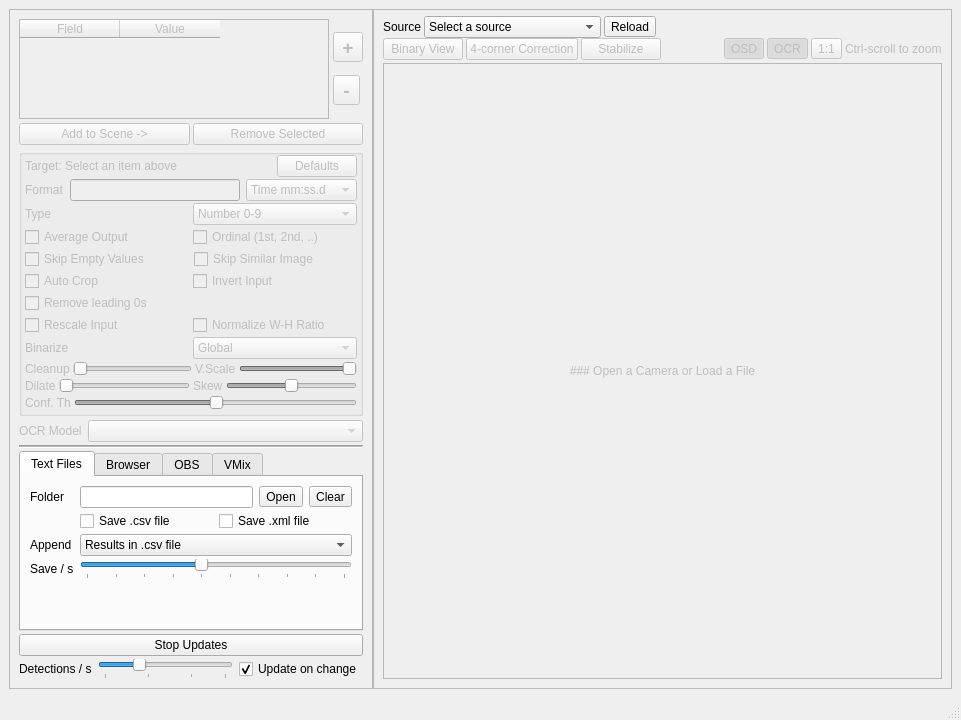
Qt form mainwindow.ui (locaal-ai/scoresight) before a commit.
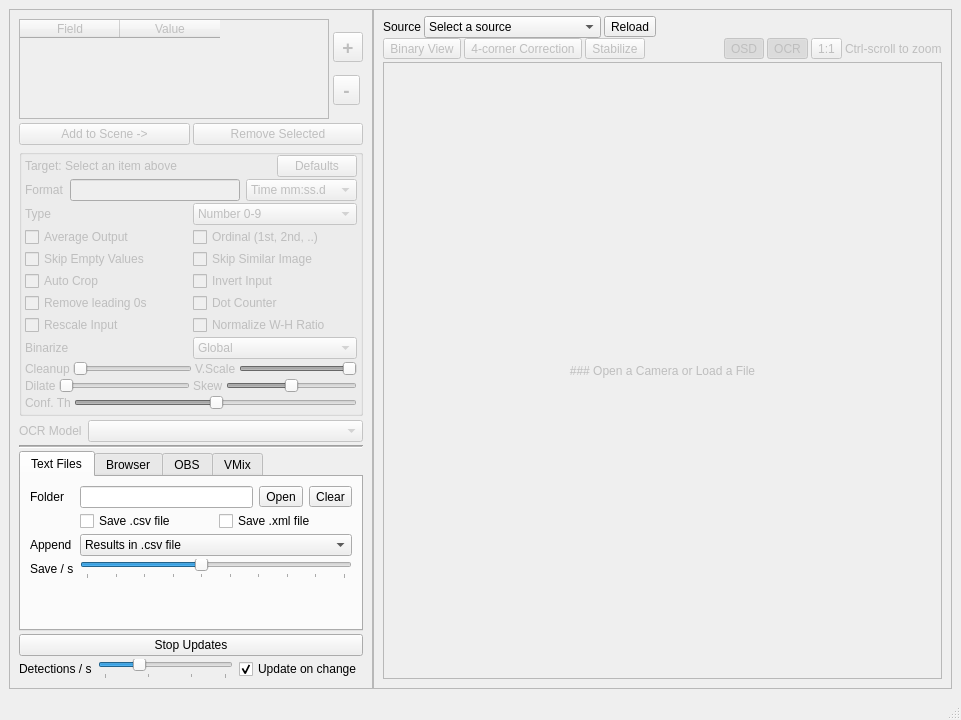
The same form after that commit.

Commit message: chore: Update dot detector settings in UI and storage

```diff
--- a/mainwindow.ui
+++ b/mainwindow.ui
@@ -529,6 +529,9 @@
                 </sizepolicy>
                </property>
                <layout class="QHBoxLayout" name="horizontalLayout_13">
+                <property name="spacing">
+                 <number>3</number>
+                </property>
                 <property name="leftMargin">
                  <number>0</number>
                 </property>
@@ -600,10 +603,41 @@
               </widget>
              </item>
              <item>
-              <widget class="QCheckBox" name="checkBox_removeLeadingZeros">
-               <property name="text">
-                <string>Remove leading 0s</string>
-               </property>
+              <widget class="QWidget" name="widget_22" native="true">
+               <layout class="QHBoxLayout" name="horizontalLayout_25">
+                <property name="spacing">
+                 <number>3</number>
+                </property>
+                <property name="leftMargin">
+                 <number>0</number>
+                </property>
+                <property name="topMargin">
+                 <number>0</number>
+                </property>
+                <property name="rightMargin">
+                 <number>0</number>
+                </property>
+                <property name="bottomMargin">
+                 <number>0</number>
+                </property>
+                <item>
+                 <widget class="QCheckBox" name="checkBox_removeLeadingZeros">
+                  <property name="text">
+                   <string>Remove leading 0s</string>
+                  </property>
+                 </widget>
+                </item>
+                <item>
+                 <widget class="QCheckBox" name="checkBox_dotDetector">
+                  <property name="toolTip">
+                   <string>Count dots/blobs instead of detecting characters</string>
+                  </property>
+                  <property name="text">
+                   <string>Dot Counter</string>
+                  </property>
+                 </widget>
+                </item>
+               </layout>
               </widget>
              </item>
              <item>
@@ -1602,16 +1636,10 @@
            <number>3</number>
           </property>
           <item>
-           <widget class="QPushButton" name="pushButton_binary">
+           <widget class="QToolButton" name="pushButton_binary">
             <property name="enabled">
              <bool>false</bool>
             </property>
-            <property name="sizePolicy">
-             <sizepolicy hsizetype="Fixed" vsizetype="Fixed">
-              <horstretch>0</horstretch>
-              <verstretch>0</verstretch>
-             </sizepolicy>
-            </property>
             <property name="text">
              <string>Binary View</string>
             </property>
@@ -1621,16 +1649,10 @@
            </widget>
           </item>
           <item>
-           <widget class="QPushButton" name="pushButton_fourCorner">
+           <widget class="QToolButton" name="pushButton_fourCorner">
             <property name="enabled">
              <bool>false</bool>
             </property>
-            <property name="sizePolicy">
-             <sizepolicy hsizetype="Fixed" vsizetype="Fixed">
-              <horstretch>0</horstretch>
-              <verstretch>0</verstretch>
-             </sizepolicy>
-            </property>
             <property name="text">
              <string>4-corner Correction</string>
             </property>
@@ -1640,16 +1662,10 @@
            </widget>
           </item>
           <item>
-           <widget class="QPushButton" name="pushButton_stabilize">
+           <widget class="QToolButton" name="pushButton_stabilize">
             <property name="enabled">
              <bool>false</bool>
             </property>
-            <property name="sizePolicy">
-             <sizepolicy hsizetype="Fixed" vsizetype="Fixed">
-              <horstretch>0</horstretch>
-              <verstretch>0</verstretch>
-             </sizepolicy>
-            </property>
             <property name="text">
              <string>Stabilize</string>
             </property>
```
Left out of the diff: 3 changed lines with no effect on the pictures. The commit also changes 6 other files.
